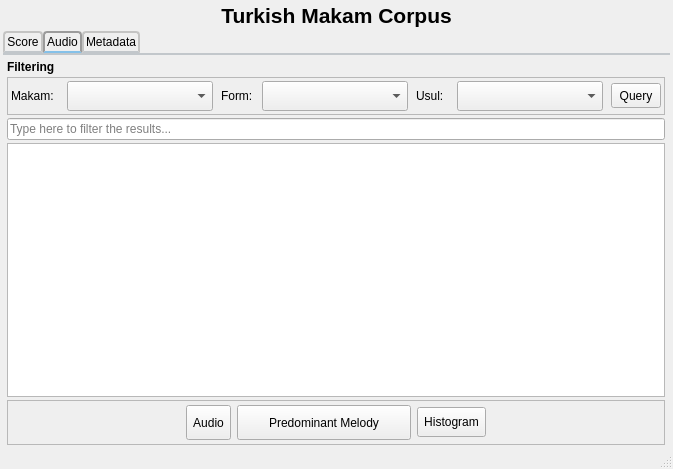
MTG/dunya-desktop, file ui_files/qt_designs/makam_main.ui: the form before one commit.
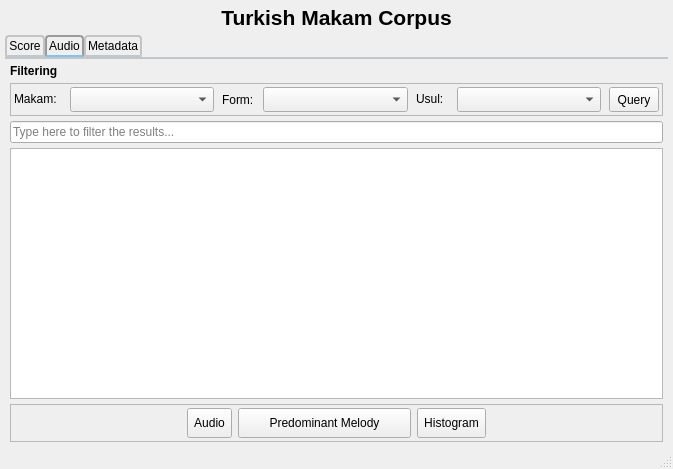
The form after the commit. Icons and pictures are not drawn.

```diff
--- a/ui_files/qt_designs/makam_main.ui
+++ b/ui_files/qt_designs/makam_main.ui
@@ -29,19 +29,22 @@
   <widget class="QWidget" name="centralwidget_makam">
    <layout class="QGridLayout" name="gridLayout_mainwindow">
     <property name="leftMargin">
-     <number>3</number>
+     <number>5</number>
     </property>
     <property name="topMargin">
-     <number>3</number>
+     <number>5</number>
     </property>
     <property name="rightMargin">
-     <number>3</number>
+     <number>5</number>
     </property>
     <property name="bottomMargin">
+     <number>3</number>
+    </property>
+    <property name="horizontalSpacing">
      <number>0</number>
     </property>
-    <property name="spacing">
-     <number>3</number>
+    <property name="verticalSpacing">
+     <number>5</number>
     </property>
     <item row="0" column="0">
      <widget class="QLabel" name="label_makam">
@@ -116,10 +119,10 @@
        </attribute>
        <layout class="QVBoxLayout" name="verticalLayout_2">
         <property name="spacing">
-         <number>3</number>
+         <number>5</number>
         </property>
         <property name="leftMargin">
-         <number>4</number>
+         <number>5</number>
         </property>
         <property name="topMargin">
          <number>5</number>
@@ -199,7 +202,7 @@
                <property name="minimumSize">
                 <size>
                  <width>0</width>
-                 <height>30</height>
+                 <height>25</height>
                 </size>
                </property>
                <property name="statusTip">
@@ -244,7 +247,7 @@
                <property name="minimumSize">
                 <size>
                  <width>0</width>
-                 <height>30</height>
+                 <height>25</height>
                 </size>
                </property>
                <property name="statusTip">
@@ -295,7 +298,7 @@
                <property name="minimumSize">
                 <size>
                  <width>0</width>
-                 <height>30</height>
+                 <height>25</height>
                 </size>
                </property>
                <property name="statusTip">
@@ -384,7 +387,7 @@
           <property name="minimumSize">
            <size>
             <width>0</width>
-            <height>45</height>
+            <height>30</height>
            </size>
           </property>
           <property name="maximumSize">
@@ -427,7 +430,7 @@
              <property name="minimumSize">
               <size>
                <width>0</width>
-               <height>30</height>
+               <height>25</height>
               </size>
              </property>
              <property name="maximumSize">
@@ -471,7 +474,7 @@
              <property name="minimumSize">
               <size>
                <width>0</width>
-               <height>30</height>
+               <height>25</height>
               </size>
              </property>
              <property name="maximumSize">
```
